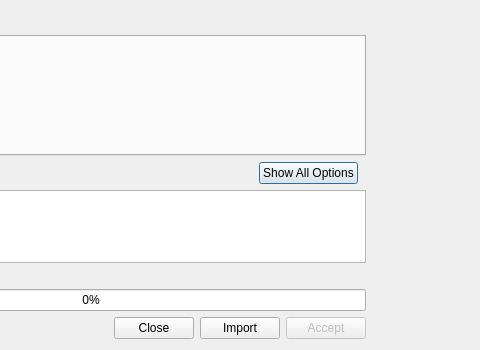
This is src/plugins/qmldesigner/components/itemlibrary/itemlibraryassetimportdialog.ui in qt-creator/qt-creator as Qt 5 draws it before an edit; both pictures show x 195 to 675 and y 0 to 350 of the 1100 by 350 pixel window. The edited form follows.
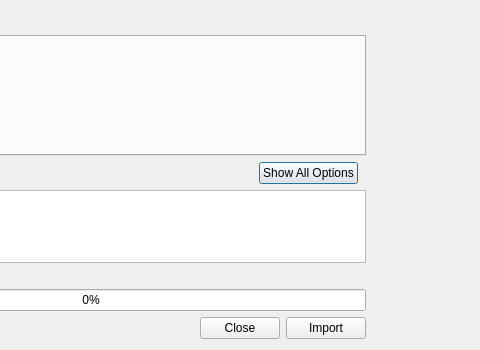
This is the edited form. Custom widgets are drawn as their Qt base class.

Commit message:
QmlDesigner: Improve 3D import dialog logic
Got rid of the separate accept button. Now the import button turns into
accept button after preview is shown, as long as user hasn't changed
any options.

Import preview is also generated automatically using default options.

Fixes: QDS-12822

The edit to the form file:
```diff
--- a/src/plugins/qmldesigner/components/itemlibrary/itemlibraryassetimportdialog.ui
+++ b/src/plugins/qmldesigner/components/itemlibrary/itemlibraryassetimportdialog.ui
@@ -151,16 +151,6 @@
          </property>
         </widget>
        </item>
-       <item>
-        <widget class="QPushButton" name="acceptButton">
-         <property name="enabled">
-          <bool>false</bool>
-         </property>
-         <property name="text">
-          <string>Accept</string>
-         </property>
-        </widget>
-       </item>
       </layout>
      </item>
     </layout>
```
The commit also changes 2 other files.
